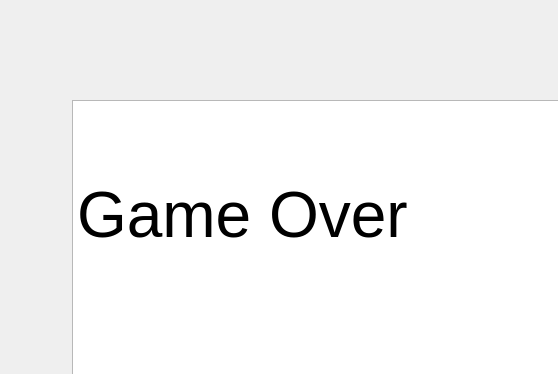
First picture: the form in game.ui, repository ljzalc1022/GPA_NINJA, before the edit; both pictures show x 153 to 711 and y 0 to 374 of the 1000 by 600 pixel window.
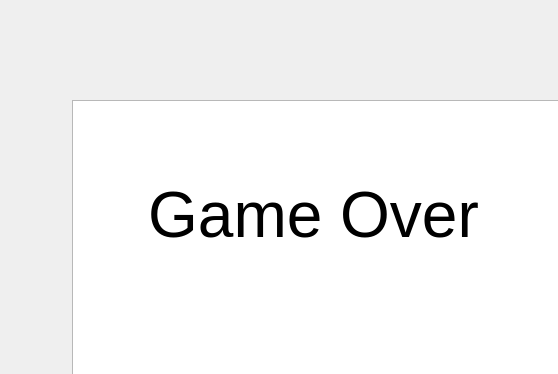
Second picture: the form after the edit.

Diff of the .ui file:
```diff
--- a/game.ui
+++ b/game.ui
@@ -75,7 +75,7 @@
 p, li { white-space: pre-wrap; }
 &lt;/style&gt;&lt;/head&gt;&lt;body style=&quot; font-family:'Microsoft YaHei UI'; font-size:48pt; font-weight:400; font-style:normal;&quot;&gt;
 &lt;p style=&quot;-qt-paragraph-type:empty; margin-top:0px; margin-bottom:0px; margin-left:0px; margin-right:0px; -qt-block-indent:0; text-indent:0px;&quot;&gt;&lt;br /&gt;&lt;/p&gt;
-&lt;p style=&quot; margin-top:0px; margin-bottom:0px; margin-left:0px; margin-right:0px; -qt-block-indent:0; text-indent:0px;&quot;&gt;Game Over&lt;/p&gt;&lt;/body&gt;&lt;/html&gt;</string>
+&lt;p style=&quot; margin-top:0px; margin-bottom:0px; margin-left:0px; margin-right:0px; -qt-block-indent:0; text-indent:0px;&quot;&gt;    Game Over&lt;/p&gt;&lt;/body&gt;&lt;/html&gt;</string>
       </property>
      </widget>
     </item>
```
